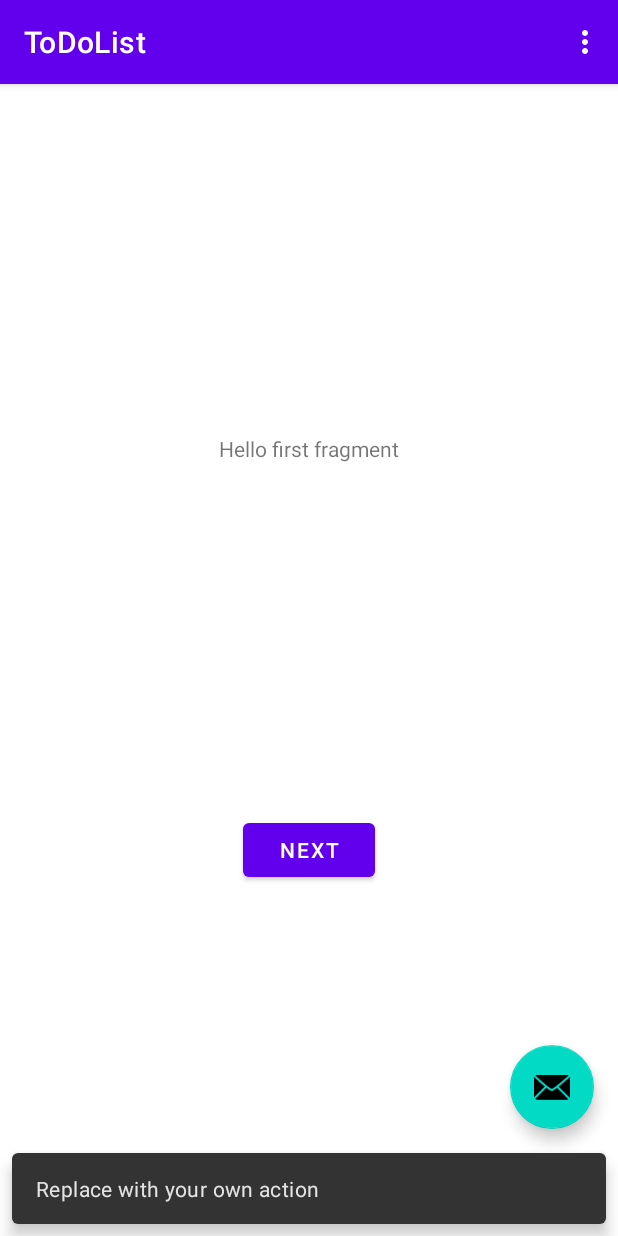
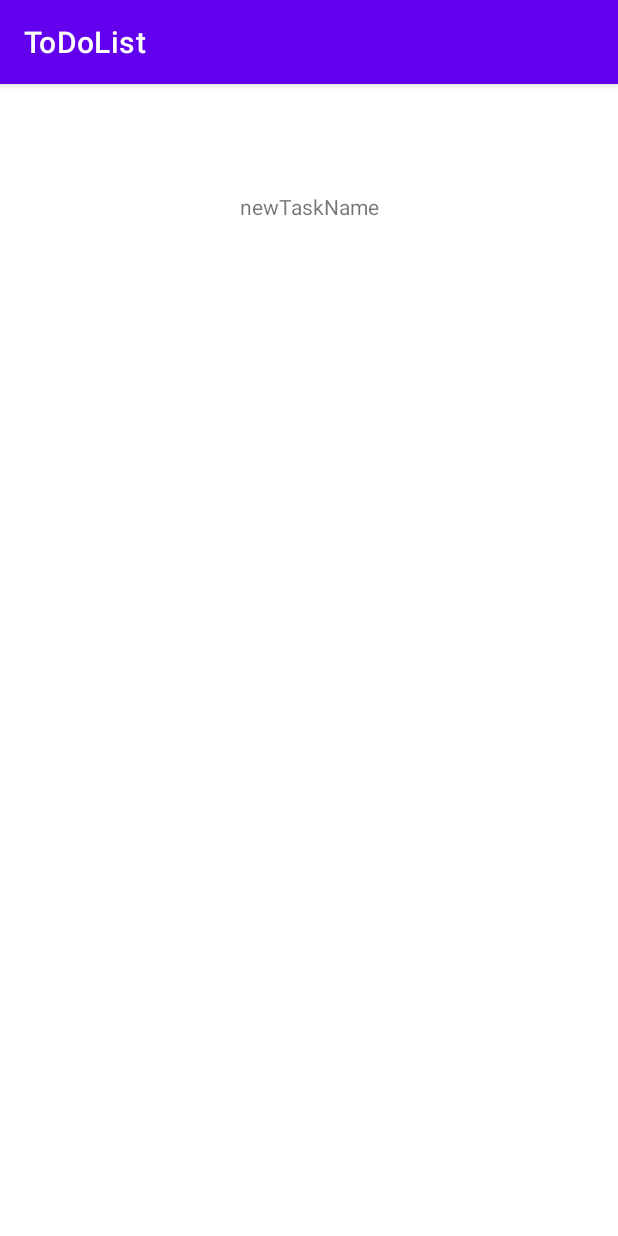
Before and after one commit to Sailor70/ToDoList, an Android app: the screen it shows after launch (MainActivity before the commit, TaskDetailsActivity after it), after a tap on an icon or button, on a phone screen of 412 x 824 dp. Run offline under Robolectric (Android 15) with nearby library versions, the phone set to English and light mode, and no system bars.

Commit message:
List, Task, new Task

```diff
--- a/app/src/main/AndroidManifest.xml
+++ b/app/src/main/AndroidManifest.xml
@@ -1,6 +1,8 @@
 <?xml version="1.0" encoding="utf-8"?>
 <manifest xmlns:android="http://schemas.android.com/apk/res/android"
     package="com.pawelchmielarski.todolist">
+
+    <uses-permission android:name="android.permission.READ_EXTERNAL_STORAGE" />
 
     <application
         android:allowBackup="true"
@@ -9,6 +11,7 @@
         android:roundIcon="@mipmap/ic_launcher_round"
         android:supportsRtl="true"
         android:theme="@style/Theme.ToDoList">
+        <activity android:name=".TaskDetailsActivity"></activity>
         <activity
             android:name=".MainActivity"
             android:label="@string/app_name"
--- a/app/src/main/java/com/pawelchmielarski/todolist/MainActivity.java
+++ b/app/src/main/java/com/pawelchmielarski/todolist/MainActivity.java
@@ -1,5 +1,6 @@
 package com.pawelchmielarski.todolist;
 
+import android.content.Intent;
 import android.os.Bundle;
 
 import com.google.android.material.floatingactionbutton.FloatingActionButton;
@@ -12,8 +13,17 @@ import android.view.View;
 
 import android.view.Menu;
 import android.view.MenuItem;
+import android.widget.ArrayAdapter;
+import android.widget.ListView;
+
+import java.util.ArrayList;
+import java.util.Date;
 
 public class MainActivity extends AppCompatActivity {
+
+    private ArrayList<Task> tasks;
+    private ArrayAdapter<Task> tasksAdapter;
+    private ListView lvTasks;
 
     @Override
     protected void onCreate(Bundle savedInstanceState) {
@@ -26,10 +36,22 @@ public class MainActivity extends AppCompatActivity {
         fab.setOnClickListener(new View.OnClickListener() {
             @Override
             public void onClick(View view) {
-                Snackbar.make(view, "Replace with your own action", Snackbar.LENGTH_LONG)
-                        .setAction("Action", null).show();
+
+                Intent intent = new Intent(getApplicationContext(), TaskDetailsActivity.class);
+                intent.setFlags(Intent.FLAG_ACTIVITY_NEW_TASK);
+                startActivity(intent);
+//                Snackbar.make(view, "Replace with your own action", Snackbar.LENGTH_LONG)
+//                        .setAction("Action", null).show();
             }
         });
+
+        tasks = new ArrayList<Task>();
+        tasksAdapter = new ArrayAdapter<Task>(this, android.R.layout.simple_list_item_1, tasks); // dodać custom list item (custom adapter)
+        lvTasks = (ListView) findViewById(R.id.tasksList);
+        lvTasks.setAdapter(tasksAdapter);
+
+        createItems();
+
     }
 
     @Override
@@ -53,4 +75,11 @@ public class MainActivity extends AppCompatActivity {
 
         return super.onOptionsItemSelected(item);
     }
+
+    public void createItems() {
+        tasks.add(new Task("task1", "descr1",null, null, Priority.HIGH, null )); // new Date(System.currentTimeMillis() + 100000)
+        tasks.add(new Task("task2", "descr2",null, null, Priority.HIGH, null ));
+        tasks.add(new Task("task3", "descr3",null, null, Priority.HIGH, null ));
+        tasks.add(new Task("task4", "descr4",null, null, Priority.HIGH, null ));
+    }
 }
--- /dev/null
+++ b/app/src/main/java/com/pawelchmielarski/todolist/Priority.java
@@ -0,0 +1,5 @@
+package com.pawelchmielarski.todolist;
+
+public enum Priority {
+    LOW, MEDIUM, HIGH;
+}
--- /dev/null
+++ b/app/src/main/java/com/pawelchmielarski/todolist/Task.java
@@ -0,0 +1,70 @@
+package com.pawelchmielarski.todolist;
+
+import java.util.Date;
+
+public class Task {
+
+    private String name;
+    private String description;
+    private Date createdAt;
+    private Date deadline;
+    private Priority priority;
+    private String[] attachments;
+
+    public Task(String name, String description, Date createdAt, Date deadline, Priority priority, String[] attachments) {
+        this.name = name;
+        this.description = description;
+        this.createdAt = createdAt;
+        this.deadline = deadline;
+        this.priority = priority;
+        this.attachments = attachments;
+    }
+
+    public String getName() {
+        return name;
+    }
+
+    public void setName(String name) {
+        this.name = name;
+    }
+
+    public String getDescription() {
+        return description;
+    }
+
+    public void setDescription(String description) {
+        this.description = description;
+    }
+
+    public Date getCreatedAt() {
+        return createdAt;
+    }
+
+    public void setCreatedAt(Date createdAt) {
+        this.createdAt = createdAt;
+    }
+
+    public Date getDeadline() {
+        return deadline;
+    }
+
+    public void setDeadline(Date deadline) {
+        this.deadline = deadline;
+    }
+
+    public Priority getPriority() {
+        return priority;
+    }
+
+    public void setPriority(Priority priority) {
+        this.priority = priority;
+    }
+
+    public String[] getAttachments() {
+        return attachments;
+    }
+
+    public void setAttachments(String[] attachments) {
+        this.attachments = attachments;
+    }
+}
--- /dev/null
+++ b/app/src/main/java/com/pawelchmielarski/todolist/TaskDetailsActivity.java
@@ -0,0 +1,14 @@
+package com.pawelchmielarski.todolist;
+
+import androidx.appcompat.app.AppCompatActivity;
+
+import android.os.Bundle;
+
+public class TaskDetailsActivity extends AppCompatActivity {
+
+    @Override
+    protected void onCreate(Bundle savedInstanceState) {
+        super.onCreate(savedInstanceState);
+        setContentView(R.layout.activity_task_details);
+    }
+}
--- a/app/src/main/res/layout/activity_main.xml
+++ b/app/src/main/res/layout/activity_main.xml
@@ -28,6 +28,6 @@
         android:layout_height="wrap_content"
         android:layout_gravity="bottom|end"
         android:layout_margin="@dimen/fab_margin"
-        app:srcCompat="@android:drawable/ic_dialog_email" />
+        app:srcCompat="@android:drawable/ic_input_add" />
 
 </androidx.coordinatorlayout.widget.CoordinatorLayout>
--- /dev/null
+++ b/app/src/main/res/layout/activity_task_details.xml
@@ -0,0 +1,18 @@
+<?xml version="1.0" encoding="utf-8"?>
+<androidx.constraintlayout.widget.ConstraintLayout xmlns:android="http://schemas.android.com/apk/res/android"
+    xmlns:app="http://schemas.android.com/apk/res-auto"
+    xmlns:tools="http://schemas.android.com/tools"
+    android:layout_width="match_parent"
+    android:layout_height="match_parent"
+    tools:context=".TaskDetailsActivity">
+
+    <TextView
+        android:id="@+id/taskName"
+        android:layout_width="wrap_content"
+        android:layout_height="wrap_content"
+        android:layout_marginTop="72dp"
+        android:text="newTaskName"
+        app:layout_constraintEnd_toEndOf="parent"
+        app:layout_constraintStart_toStartOf="parent"
+        app:layout_constraintTop_toTopOf="parent" />
+</androidx.constraintlayout.widget.ConstraintLayout>
--- a/app/src/main/res/layout/content_main.xml
+++ b/app/src/main/res/layout/content_main.xml
@@ -1,19 +1,17 @@
 <?xml version="1.0" encoding="utf-8"?>
 <androidx.constraintlayout.widget.ConstraintLayout xmlns:android="http://schemas.android.com/apk/res/android"
     xmlns:app="http://schemas.android.com/apk/res-auto"
+    xmlns:tools="http://schemas.android.com/tools"
     android:layout_width="match_parent"
     android:layout_height="match_parent"
     app:layout_behavior="@string/appbar_scrolling_view_behavior">
 
-    <fragment
-        android:id="@+id/nav_host_fragment"
-        android:name="androidx.navigation.fragment.NavHostFragment"
-        android:layout_width="0dp"
-        android:layout_height="0dp"
-        app:defaultNavHost="true"
-        app:layout_constraintBottom_toBottomOf="parent"
-        app:layout_constraintLeft_toLeftOf="parent"
-        app:layout_constraintRight_toRightOf="parent"
-        app:layout_constraintTop_toTopOf="parent"
-        app:navGraph="@navigation/nav_graph" />
+
+    <ListView
+        android:id="@+id/tasksList"
+        android:layout_width="match_parent"
+        android:layout_height="match_parent"
+        tools:layout_editor_absoluteX="100dp"
+        tools:layout_editor_absoluteY="65dp" />
+
 </androidx.constraintlayout.widget.ConstraintLayout>
```
Also changed, not shown: app/src/main/java/com/pawelchmielarski/todolist/AdapterTask.java (added, +79 -0 lines).
